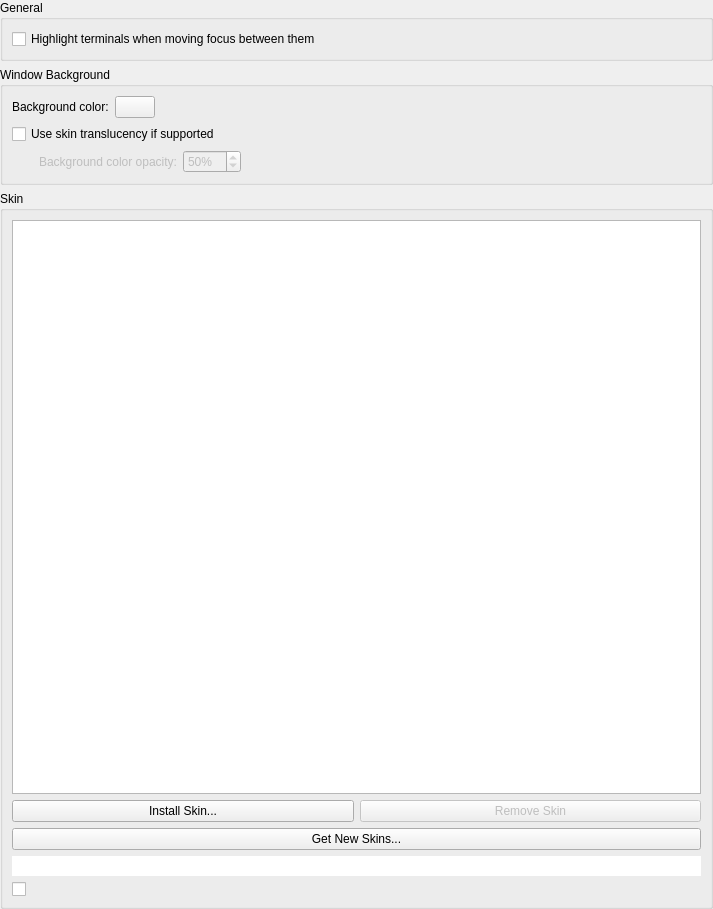
KDE/yakuake, file app/config/appearancesettings.ui: the form before one commit.
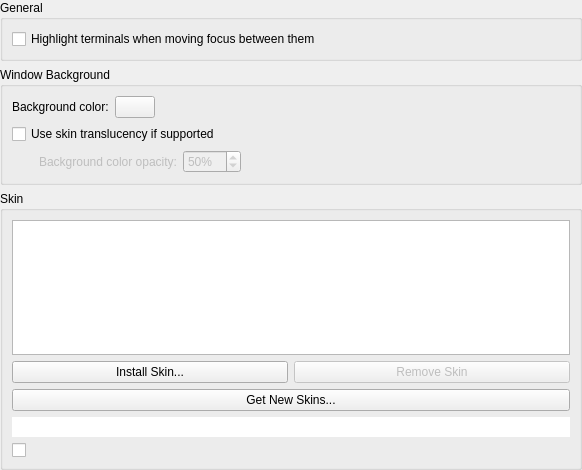
The form after the commit. Custom widgets are drawn as their Qt base class.

Commit message:
Remove double scrollbar in appearance settings
Summary:
This patch removes the double scrollbar in the setting window of Yakuake.
The unecessary scrollbar make difficult to find how a new skin can be installed.

Before:
{F6698400}

After:
{F6698402}

Reviewers: hein, #yakuake

Reviewed By: hein

Subscribers: #yakuake

Tags: #yakuake

```diff
--- a/app/config/appearancesettings.ui
+++ b/app/config/appearancesettings.ui
@@ -6,8 +6,8 @@
    <rect>
     <x>0</x>
     <y>0</y>
-    <width>713</width>
-    <height>909</height>
+    <width>582</width>
+    <height>470</height>
    </rect>
   </property>
   <layout class="QVBoxLayout" name="verticalLayout_3">
@@ -172,12 +172,21 @@
       </item>
       <item row="0" column="0" colspan="2">
        <widget class="QListView" name="skinList">
+        <property name="enabled">
+         <bool>true</bool>
+        </property>
         <property name="sizePolicy">
-         <sizepolicy hsizetype="Expanding" vsizetype="MinimumExpanding">
+         <sizepolicy hsizetype="Expanding" vsizetype="Expanding">
           <horstretch>0</horstretch>
           <verstretch>0</verstretch>
          </sizepolicy>
         </property>
+        <property name="minimumSize">
+         <size>
+          <width>0</width>
+          <height>0</height>
+         </size>
+        </property>
         <property name="contextMenuPolicy">
          <enum>Qt::NoContextMenu</enum>
         </property>
```
Left out of the diff: 68 changed lines with no effect on the pictures. The commit also changes 1 other file.
